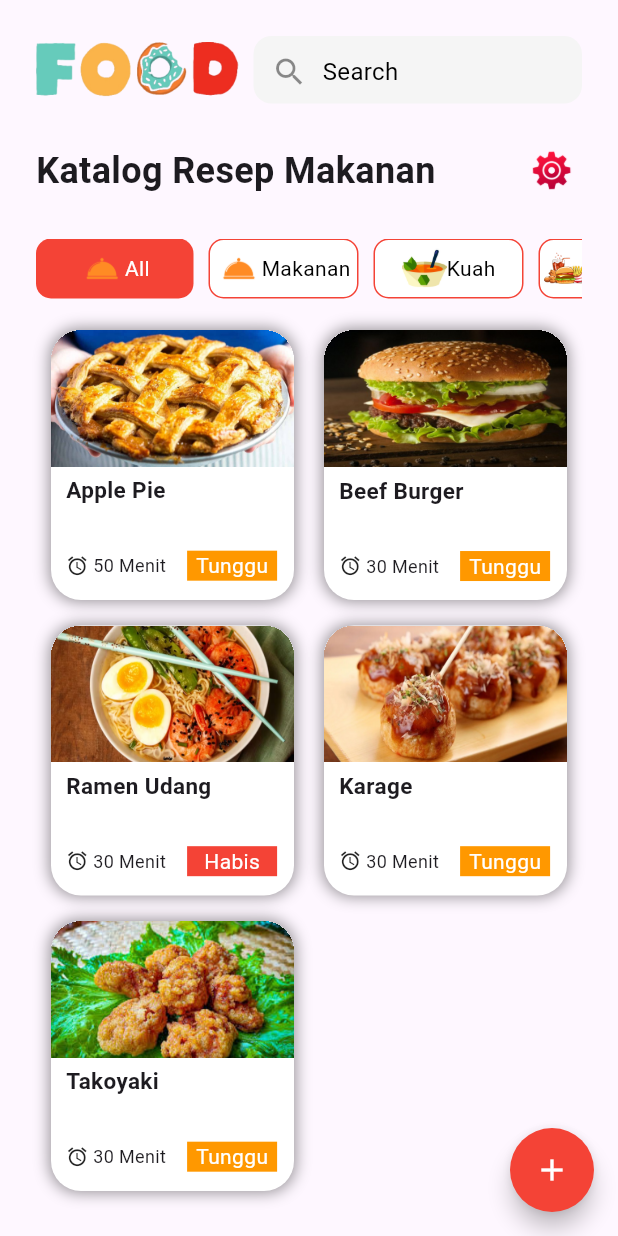
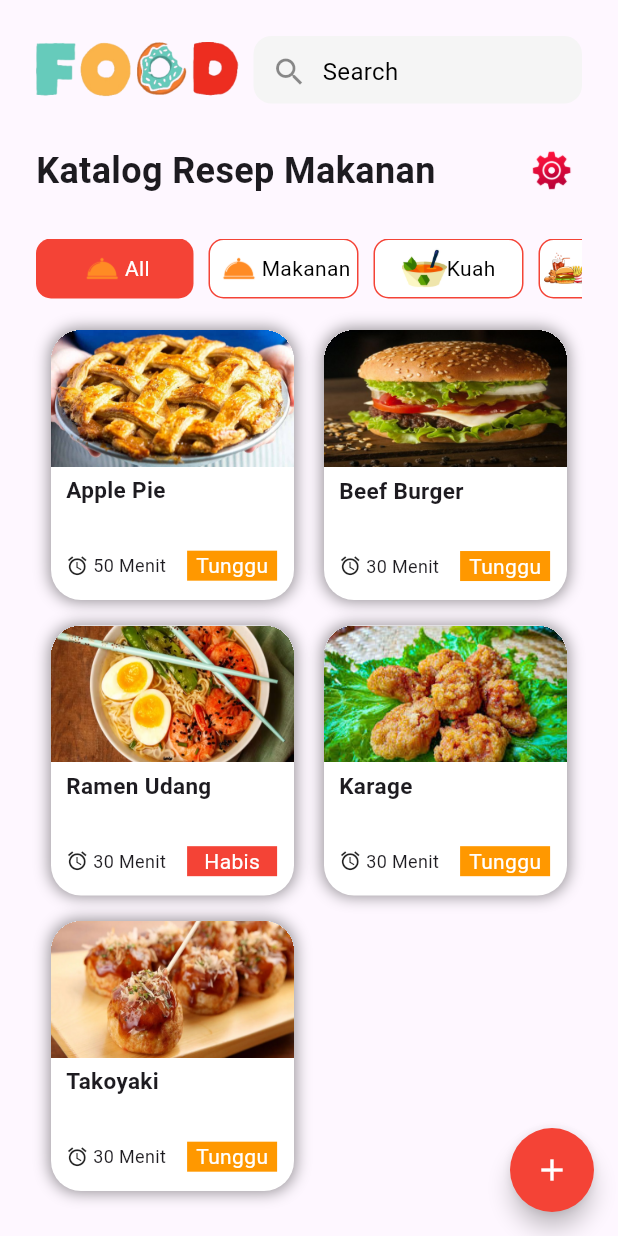
Before and after one commit to IkyyAhsan/LearningX_1B_Rizky-Ahsan-Syarif_Tugas_4-1, a Flutter app: the screen it shows after launch, on a phone screen of 412 x 824 dp. Run offline on Flutter 3.47's test engine with Material 3 defaults, Android fonts, the light colour scheme and no system bars.

Commit message:
Update home_screen.dart

```diff
--- a/homework_4-1/homework_4_1/lib/home_screen.dart
+++ b/homework_4-1/homework_4_1/lib/home_screen.dart
@@ -177,9 +177,8 @@ class HomeScreen extends StatelessWidget {
                         productCard(image: 'assets/images/payEnak.jpg', titleName: 'Apple Pie', duration: '50 Menit', status: 'Tunggu', statusColors: Colors.orange,),
                         productCard(image: 'assets/images/burger.jpg', titleName: 'Beef Burger', duration: '30 Menit', status: 'Tunggu', statusColors: Colors.orange),
                         productCard(image: 'assets/images/indomie.jpg', titleName: 'Ramen Udang', duration: '30 Menit', status: 'Habis', statusColors: Colors.red),
-                        productCard(image: 'assets/images/takoyaki.jpg', titleName: 'Karage', duration: '30 Menit', status: 'Tunggu', statusColors: Colors.orange),
-                        productCard(image: 'assets/images/karage.jpg', titleName: 'Takoyaki', duration: '30 Menit', status: 'Tunggu', statusColors: Colors.orange),
-
+                        productCard(image: 'assets/images/karage.jpg', titleName: 'Karage', duration: '30 Menit', status: 'Tunggu', statusColors: Colors.orange),
+                        productCard(image: 'assets/images/takoyaki.jpg', titleName: 'Takoyaki', duration: '30 Menit', status: 'Tunggu', statusColors: Colors.orange),
                     ],
                   ),
                 ),
```
